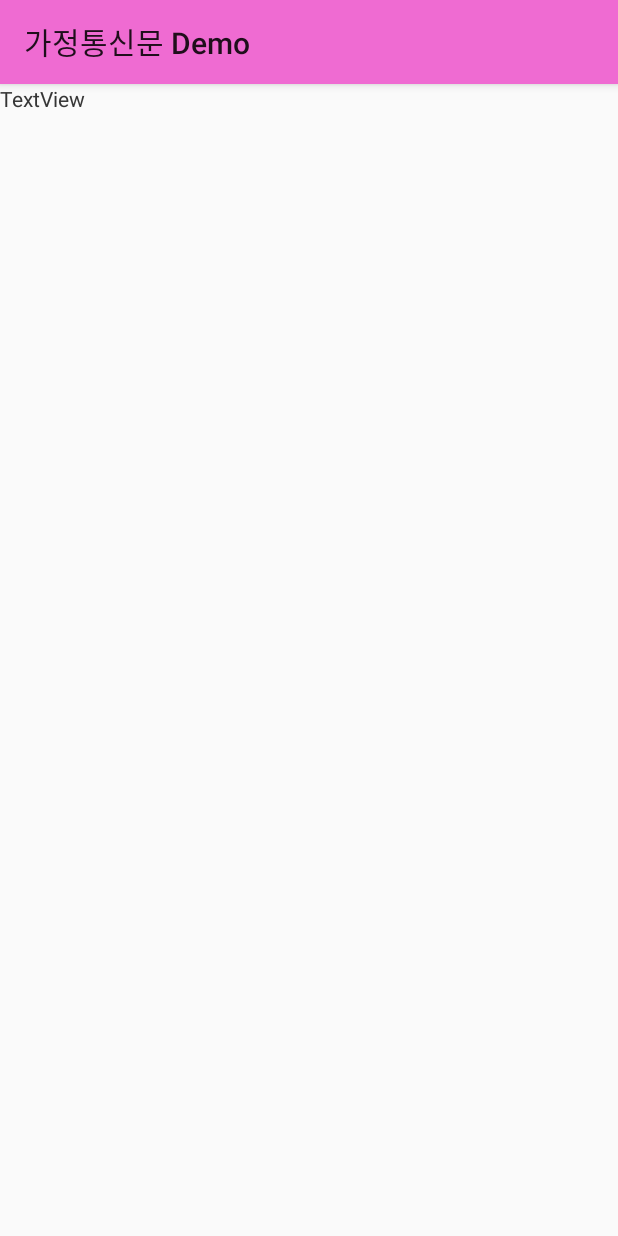
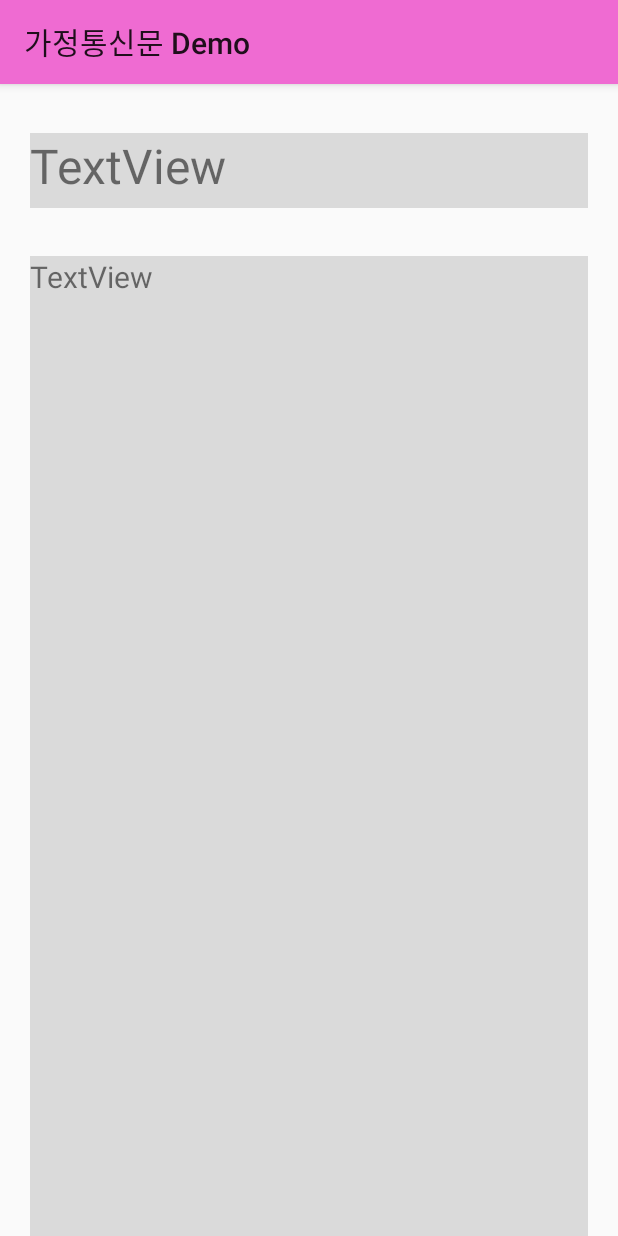
Before and after one commit to Jangjoonmo/mp-android-project-2022, an Android app: the BoardDetailActivity screen opened directly, with no data from a screen before it, on a phone screen of 412 x 824 dp. Run offline under Robolectric (Android 15) with nearby library versions, the phone set to English and light mode, and no system bars.

Commit message:
ADD Board activity - seungwon

```diff
--- a/app/src/main/java/com/example/parentsletterproject/activity/BoardDetailActivity.java
+++ b/app/src/main/java/com/example/parentsletterproject/activity/BoardDetailActivity.java
@@ -2,21 +2,28 @@ package com.example.parentsletterproject.activity;
 
 import androidx.appcompat.app.AppCompatActivity;
 
+import android.content.Intent;
 import android.os.Bundle;
+import android.widget.TextView;
+
 import com.example.parentsletterproject.R;
 
 public class BoardDetailActivity extends AppCompatActivity {
 
-    // 선택한 게시물의 번호
-    String board_seq = "";
+    private TextView postName;
+    private TextView postBody;
+    private Intent intent;
 
     @Override
     protected void onCreate(Bundle savedInstanceState) {
         super.onCreate(savedInstanceState);
         setContentView(R.layout.activity_board_detail);
 
-        // ListActivity 에서 넘긴 변수들을 받아줌
-        board_seq = getIntent().getStringExtra("board_seq");
+        intent = getIntent();
+
+        postName = (TextView) findViewById(R.id.post_up);
+        postBody = (TextView) findViewById(R.id.post_down);
+
 
     }
 
--- a/app/src/main/java/com/example/parentsletterproject/activity/TeacherClassManagementActivity.java
+++ b/app/src/main/java/com/example/parentsletterproject/activity/TeacherClassManagementActivity.java
@@ -133,12 +133,10 @@ public class TeacherClassManagementActivity extends AppCompatActivity {
                 }
             });
 
-            ArrayAdapter<String> adapter = new ArrayAdapter<>(getApplicationContext(), R.layout.spin_dropdown, item);
-
-            adapter.notifyDataSetChanged();
+//            ArrayAdapter<String> adapter = new ArrayAdapter<>(getApplicationContext(), R.layout.spin_dropdown, item);
+//            adapter.notifyDataSetChanged();
 
             final AlertDialog dialog = ad.create();
-
             final Button submit = (Button) view1.findViewById(R.id.del_class_submit);
             submit.setOnClickListener(new View.OnClickListener() {
 
--- a/app/src/main/res/layout/activity_board_detail.xml
+++ b/app/src/main/res/layout/activity_board_detail.xml
@@ -7,18 +7,25 @@
     tools:context=".activity.BoardDetailActivity">
 
     <TextView
-        android:id="@+id/textView9"
-        android:layout_width="362dp"
-        android:layout_height="52dp"
+        android:id="@+id/post_up"
+        android:layout_width="372dp"
+        android:layout_height="50dp"
+        android:background="#DADADA"
         android:text="TextView"
-        tools:layout_editor_absoluteX="24dp"
-        tools:layout_editor_absoluteY="30dp" />
+        android:textSize="32sp"
+        app:layout_constraintBottom_toTopOf="@+id/post_down"
+        app:layout_constraintEnd_toEndOf="parent"
+        app:layout_constraintStart_toStartOf="parent"
+        app:layout_constraintTop_toTopOf="parent" />
 
     <TextView
-        android:id="@+id/textView10"
-        android:layout_width="355dp"
-        android:layout_height="627dp"
+        android:id="@+id/post_down"
+        android:layout_width="372dp"
+        android:layout_height="653dp"
+        android:background="#DADADA"
         android:text="TextView"
-        tools:layout_editor_absoluteX="28dp"
-        tools:layout_editor_absoluteY="104dp" />
+        android:textSize="20sp"
+        app:layout_constraintBottom_toBottomOf="parent"
+        app:layout_constraintEnd_toEndOf="parent"
+        app:layout_constraintStart_toStartOf="parent" />
 </androidx.constraintlayout.widget.ConstraintLayout>
```
Also changed, not shown: app/src/main/java/com/example/parentsletterproject/action/BlankFragment.java (deleted, +0 -38 lines), app/src/main/java/com/example/parentsletterproject/action/BlankViewModel.java (deleted, +0 -7 lines), app/src/main/java/com/example/parentsletterproject/activity/BoardAdapter.java (renamed from app/src/main/java/com/example/parentsletterproject/action/BoardAdapter.java, +18 -1 lines), app/src/main/java/com/example/parentsletterproject/activity/BoardListActivity.java (+45 -39 lines), app/src/main/res/layout/activity_board_list.xml (+32 -13 lines), app/src/main/res/layout/fragment_blank.xml (deleted, +0 -13 lines).
